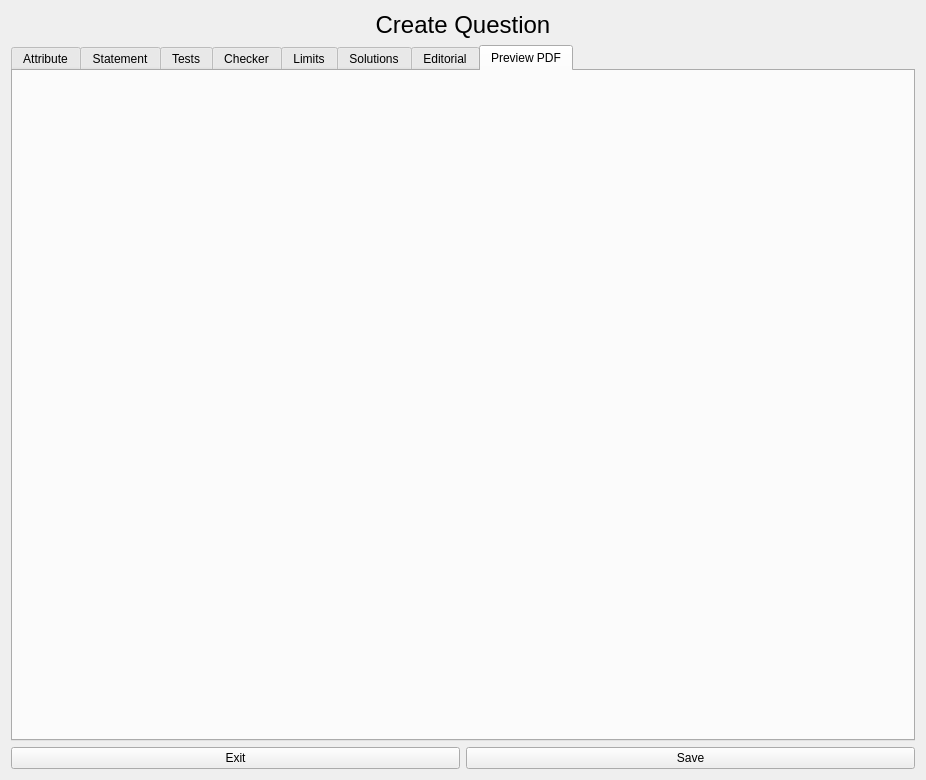
Before: the Qt Designer form src/SmartXm-CSEKU/createquestion.ui in KaziRifatMorshed/SmartXm, drawn with Qt 5.
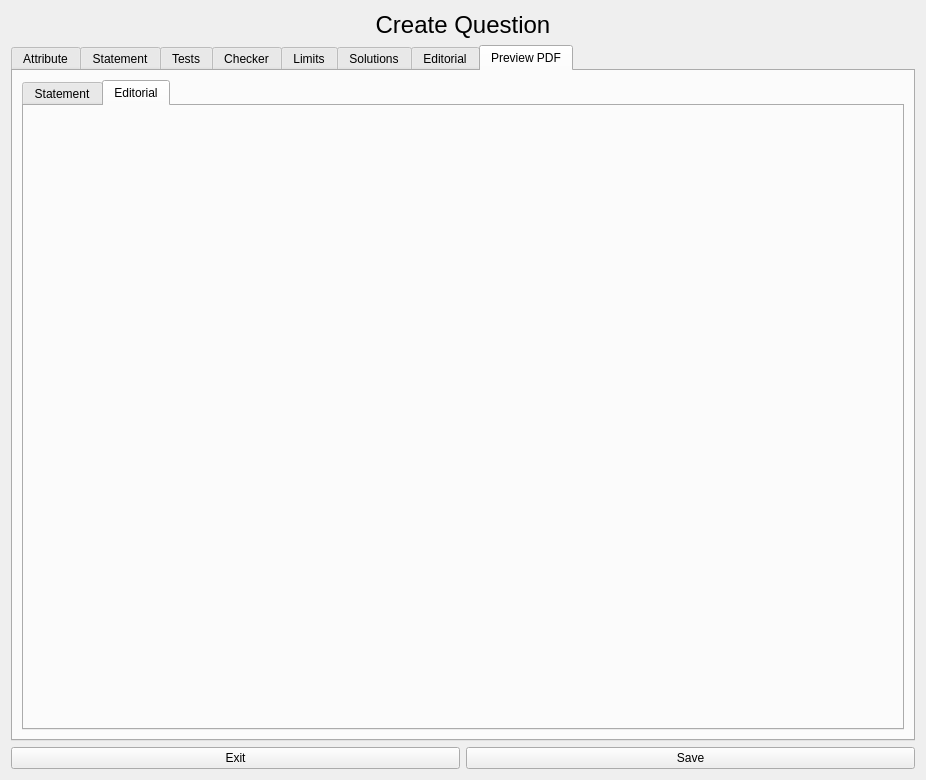
After: the same form once the commit is applied. Icons and pictures are not drawn.

Commit message: create ques view pdf tab added

The edit to the form file:
```diff
--- a/src/SmartXm-CSEKU/createquestion.ui
+++ b/src/SmartXm-CSEKU/createquestion.ui
@@ -917,6 +917,25 @@
       <attribute name="title">
        <string>Preview PDF</string>
       </attribute>
+      <layout class="QVBoxLayout" name="verticalLayout_13">
+       <item>
+        <widget class="QTabWidget" name="tabWidget_2">
+         <property name="currentIndex">
+          <number>1</number>
+         </property>
+         <widget class="QWidget" name="statementTab">
+          <attribute name="title">
+           <string>Statement</string>
+          </attribute>
+         </widget>
+         <widget class="QWidget" name="editorialTab">
+          <attribute name="title">
+           <string>Editorial</string>
+          </attribute>
+         </widget>
+        </widget>
+       </item>
+      </layout>
      </widget>
     </widget>
    </item>
```
The commit also changes 3 other files.
